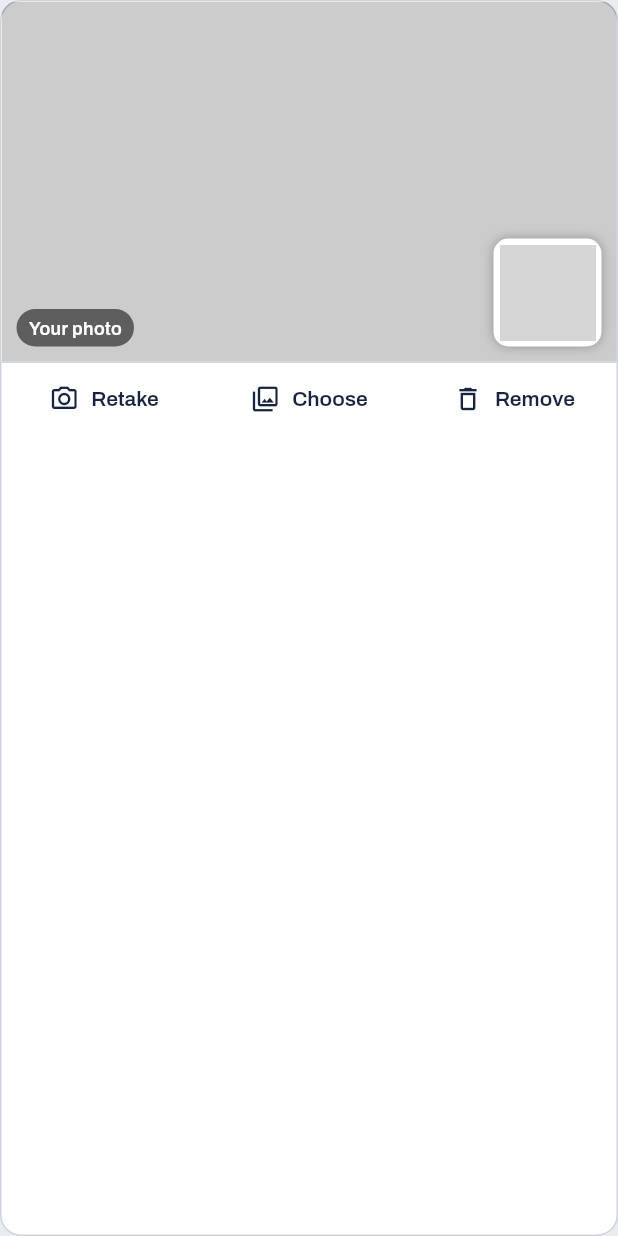
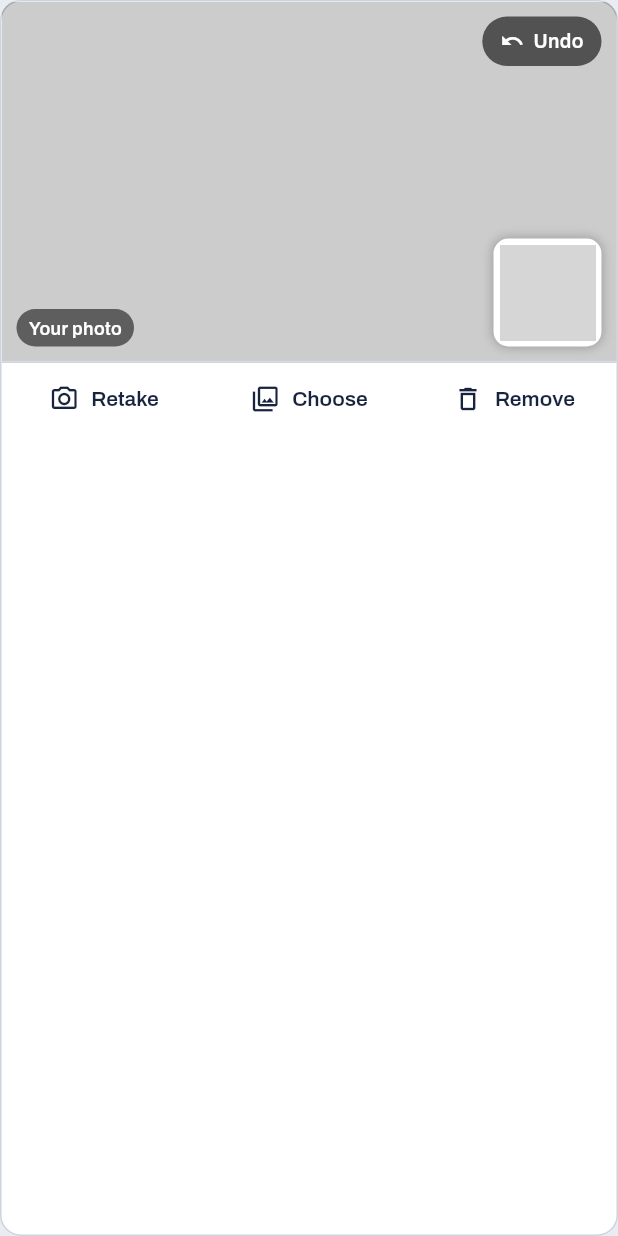
Before and after one commit to Jeffpoze/owned, a Flutter app: the _PhotoPicker widget shown alone on an empty page, opened directly with empty values, on a phone screen of 412 x 824 dp. Run offline on Flutter 3.47's test engine with Material 3 defaults, Android fonts, the phone set to English and light mode, and no system bars; our stand-ins replace flutter_native_splash, go_router, image_picker, share_plus, shared_preferences, supabase_flutter; missing offline and left inert: mobile_scanner; accounts and stored records are empty; grey boxes are pictures that could not be loaded.

Commit message:
Clean up photo backgrounds on the phone, and link items to the brand's site
- 'Clean background' on your own photo cuts the item out onto a white square,
  like a catalog shot, with Undo (Apple Vision on iOS 17+, ML Kit subject
  segmentation on Android); nothing leaves the phone
- 'Look it up on samsung.com' on the item page opens a search of the brand's
  own site for the model in an in-app browser; nothing is copied from it
- Brand-to-website map for common brands; general search for others

```diff
--- a/lib/ui/edit_item_screen.dart
+++ b/lib/ui/edit_item_screen.dart
@@ -6,6 +6,7 @@ import 'package:flutter/material.dart';
 import 'package:go_router/go_router.dart';
 import 'package:image_picker/image_picker.dart';
 import 'package:provider/provider.dart';
+import 'package:text_reader/text_reader.dart';
 
 import '../domain/constants.dart';
 import '../domain/dates.dart';
@@ -99,7 +100,13 @@ class _EditItemScreenState extends State<EditItemScreen> {
         maxHeight: 1600,
         imageQuality: 85,
       );
-      if (file != null) setState(() => _picked = file);
+      if (file != null) {
+        setState(() {
+          _picked = file;
+          _cutOut = null;
+          _beforeCutOut = null;
+        });
+      }
     } catch (_) {
       if (mounted) {
         toast(
@@ -112,8 +119,49 @@ class _EditItemScreenState extends State<EditItemScreen> {
     }
   }
 
+  /// Background clean-up: null when not done, true while working, false when done
+  /// (with the photo before it kept for Undo).
+  bool? _cutOut;
+  XFile? _beforeCutOut;
+  bool _beforeCutOutWasSaved = false;
+
+  Future<void> _cleanBackground() async {
+    final store = context.read<ItemsStore>();
+    // A photo taken now is a file already; a saved one is looked up on the phone.
+    final source =
+        _picked?.path ??
+        (_photo == null ? null : await store.photoUrl(_photo!));
+    if (source == null || !source.startsWith('/') || !mounted) return;
+    setState(() => _cutOut = true);
+    final lifted = await liftSubject(source);
+    if (!mounted) return;
+    if (lifted == null) {
+      setState(() => _cutOut = null);
+      toast(
+        context,
+        "Couldn't find the item in that photo. Try one with the item filling most of the frame. "
+        '(Needs iOS 17 or later.)',
+      );
+      return;
+    }
+    setState(() {
+      _beforeCutOut = _picked;
+      _beforeCutOutWasSaved = _picked == null;
+      _picked = XFile(lifted);
+      _cutOut = false;
+    });
+  }
+
+  void _undoCutOut() => setState(() {
+    _picked = _beforeCutOutWasSaved ? null : _beforeCutOut;
+    _beforeCutOut = null;
+    _cutOut = null;
+  });
+
   /// Removes the user's photo if there is one, otherwise the product picture.
   void _removePhoto() => setState(() {
+    _cutOut = null;
+    _beforeCutOut = null;
     if (_picked != null || _photo != null) {
       _picked = null;
       _photo = null;
@@ -715,6 +763,9 @@ class _EditItemScreenState extends State<EditItemScreen> {
                     onTake: () => _pickPhoto(ImageSource.camera),
                     onChoose: () => _pickPhoto(ImageSource.gallery),
                     onRemove: _removePhoto,
+                    cutOut: _cutOut,
+                    onCutOut: _cleanBackground,
+                    onUndoCutOut: _undoCutOut,
                   ),
                   const SizedBox(height: 18),
                   Row(
@@ -1652,7 +1703,15 @@ class _PhotoPicker extends StatelessWidget {
     required this.onTake,
     required this.onChoose,
     required this.onRemove,
+    required this.cutOut,
+    required this.onCutOut,
+    required this.onUndoCutOut,
   });
+
+  /// Cut-out state: null when not started, true while working, false when done.
+  final bool? cutOut;
+  final VoidCallback onCutOut;
+  final VoidCallback onUndoCutOut;
   final XFile? picked;
   final String? saved;
   final Uint8List? officialBytes;
@@ -1721,6 +1780,22 @@ class _PhotoPicker extends StatelessWidget {
         children: [
           SizedBox(width: double.infinity, child: own),
           caption('Your photo'),
+          Positioned(
+            top: 10,
+            right: 10,
+            child: _PhotoPill(
+              busy: cutOut == true,
+              icon: cutOut == false ? Icons.undo : Icons.auto_awesome,
+              label: cutOut == true
+                  ? 'Cleaning up…'
+                  : cutOut == false
+                  ? 'Undo'
+                  : 'Clean background',
+              onTap: cutOut == true
+                  ? null
+                  : (cutOut == false ? onUndoCutOut : onCutOut),
+            ),
+          ),
           if (hasProduct)
             Positioned(
               right: 10,
@@ -1802,3 +1877,54 @@ class _PhotoPicker extends StatelessWidget {
     );
   }
 }
+
+class _PhotoPill extends StatelessWidget {
+  const _PhotoPill({
+    required this.icon,
+    required this.label,
+    required this.onTap,
+    this.busy = false,
+  });
+  final IconData icon;
+  final String label;
+  final VoidCallback? onTap;
+  final bool busy;
+
+  @override
+  Widget build(BuildContext context) => Material(
+    color: Colors.black.withValues(alpha: 0.6),
+    shape: const StadiumBorder(),
+    child: InkWell(
+      customBorder: const StadiumBorder(),
+      onTap: onTap,
+      child: Padding(
+        padding: const EdgeInsets.symmetric(horizontal: 12, vertical: 7),
+        child: Row(
+          mainAxisSize: MainAxisSize.min,
+          children: [
+            if (busy)
+              const SizedBox(
+                width: 14,
+                height: 14,
+                child: CircularProgressIndicator(
+                  strokeWidth: 2,
+                  color: Colors.white,
+                ),
+              )
+            else
+              Icon(icon, size: 16, color: Colors.white),
+            const SizedBox(width: 6),
+            Text(
+              label,
+              style: const TextStyle(
+                color: Colors.white,
+                fontSize: 13,
+                fontWeight: FontWeight.w600,
+              ),
+            ),
+          ],
+        ),
+      ),
+    ),
+  );
+}
--- a/packages/text_reader/pubspec.yaml
+++ b/packages/text_reader/pubspec.yaml
@@ -1,5 +1,5 @@
 name: text_reader
-description: On-device text recognition for Owned. Apple Vision on iOS, Google ML Kit on Android.
+description: On-device text recognition and subject cut-out for Owned. Apple Vision on iOS, Google ML Kit on Android.
 version: 0.1.0
 publish_to: none
 
--- a/pubspec.yaml
+++ b/pubspec.yaml
@@ -47,6 +47,7 @@ dependencies:
   path_provider: ^2.1.6
   http: ^1.6.0
   mobile_scanner: ^7.4.2
+  url_launcher: ^6.3.2
 dev_dependencies:
   flutter_test:
     sdk: flutter
```
Also changed, not shown: lib/domain/brand_sites.dart (added, +97 -0 lines), lib/ui/item_detail_screen.dart (+24 -0 lines), packages/text_reader/lib/text_reader.dart (+15 -0 lines), pubspec.lock, 4 other files.
